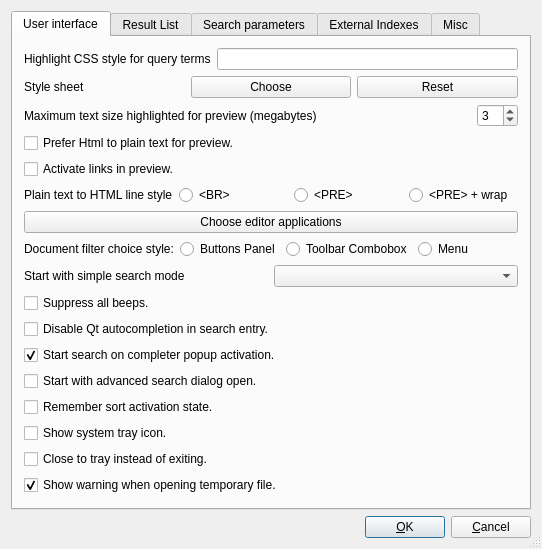
The window that src/qtgui/uiprefs.ui (alberti42/recoll-macos) describes before a commit, drawn with Qt 5.
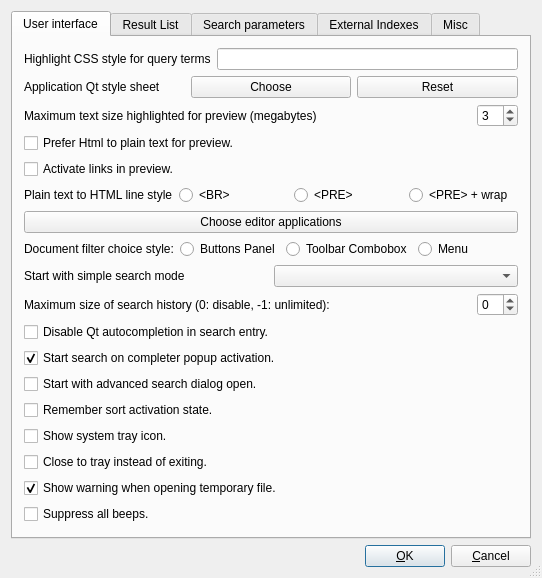
The same window after the commit.

Commit message: Add GUI preference to limit size of query history (or disable)

Patch:
```diff
--- a/src/qtgui/uiprefs.ui
+++ b/src/qtgui/uiprefs.ui
@@ -61,7 +61,7 @@
             <item>
              <widget class="QLabel" name="tLSTL">
               <property name="text">
-               <string>Style sheet</string>
+               <string>Application Qt style sheet</string>
               </property>
               <property name="wordWrap">
                <bool>false</bool>
@@ -259,14 +259,37 @@
            </layout>
           </item>
           <item>
-           <widget class="QCheckBox" name="noBeepsCB">
-            <property name="text">
-             <string>Suppress all beeps.</string>
-            </property>
-            <property name="checked">
-             <bool>false</bool>
-            </property>
-           </widget>
+           <layout class="QHBoxLayout">
+            <item>
+             <widget class="QLabel" name="hsLBL">
+              <property name="sizePolicy">
+               <sizepolicy hsizetype="Preferred" vsizetype="Preferred">
+                <horstretch>1</horstretch>
+                <verstretch>0</verstretch>
+               </sizepolicy>
+              </property>
+              <property name="toolTip">
+               <string>Limit the size of the search history. Use 0 to disable, -1 for unlimited.</string>
+              </property>
+              <property name="text">
+               <string>Maximum size of search history (0: disable, -1: unlimited):</string>
+              </property>
+              <property name="wordWrap">
+               <bool>false</bool>
+              </property>
+             </widget>
+            </item>
+            <item>
+             <widget class="QSpinBox" name="maxHistSizeSB">
+              <property name="minimum">
+               <number>-1</number>
+              </property>
+              <property name="value">
+               <number>0</number>
+              </property>
+             </widget>
+            </item>
+           </layout>
           </item>
           <item>
            <widget class="QCheckBox" name="ssNoCompleteCB">
@@ -338,6 +361,16 @@
             </property>
            </widget>
           </item>
+          <item>
+           <widget class="QCheckBox" name="noBeepsCB">
+            <property name="text">
+             <string>Suppress all beeps.</string>
+            </property>
+            <property name="checked">
+             <bool>false</bool>
+            </property>
+           </widget>
+          </item>
           <item>
            <spacer name="spacer4">
             <property name="orientation">
```
The commit also changes 6 other files.
